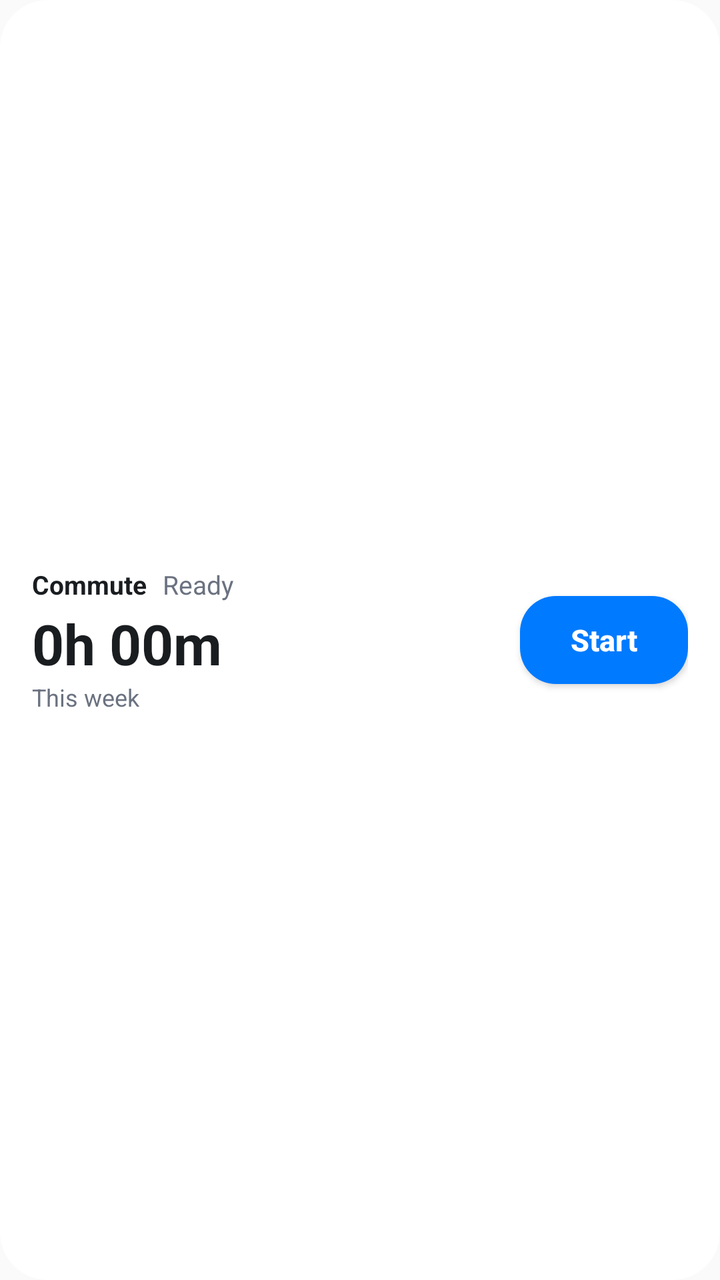
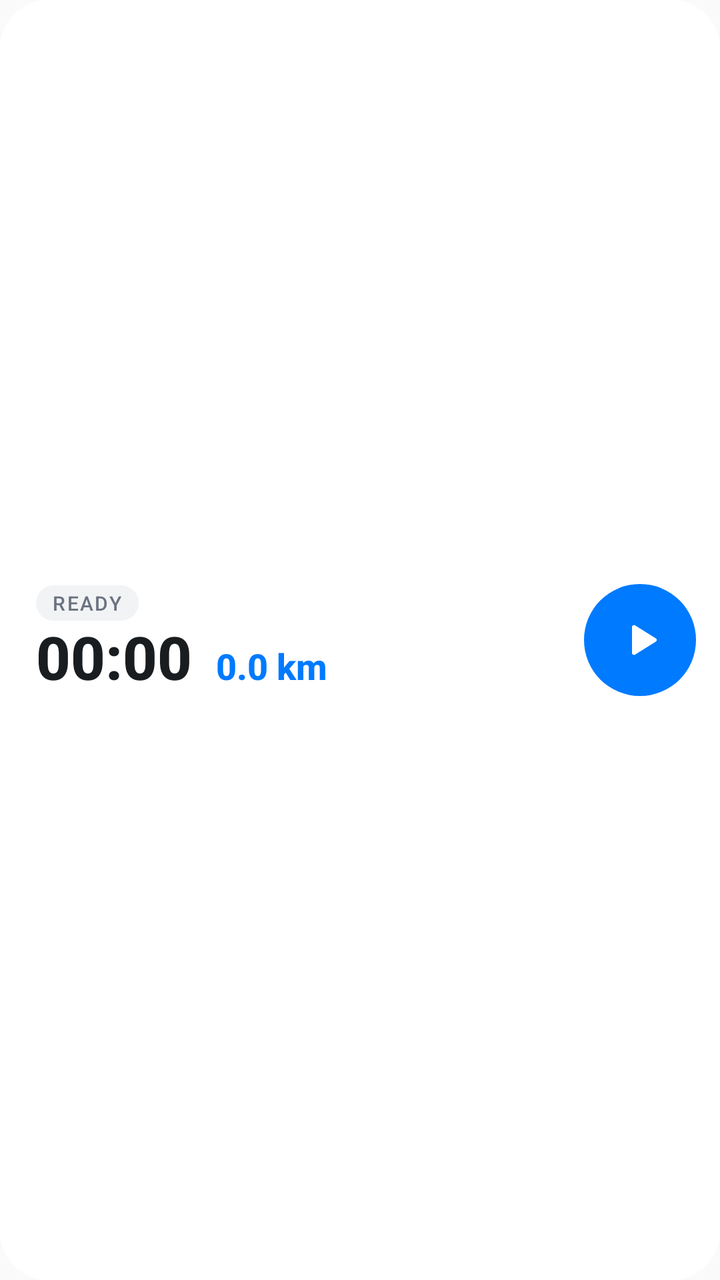

Before-and-after screenshots of an Android layout around one commit, followed by the original layout XML and the change that was made.
<!-- AndroidManifest.xml: application theme AppTheme -->
<!-- res/layout/widget_commute.xml -->
<?xml version="1.0" encoding="utf-8"?>
<LinearLayout xmlns:android="http://schemas.android.com/apk/res/android"
    android:id="@+id/widget_root"
    android:layout_width="match_parent"
    android:layout_height="match_parent"
    android:background="@drawable/widget_background"
    android:orientation="horizontal"
    android:gravity="center_vertical"
    android:padding="16dp">

    <LinearLayout
        android:layout_width="0dp"
        android:layout_height="wrap_content"
        android:layout_weight="1"
        android:orientation="vertical">

        <LinearLayout
            android:layout_width="wrap_content"
            android:layout_height="wrap_content"
            android:orientation="horizontal">

            <TextView
                android:layout_width="wrap_content"
                android:layout_height="wrap_content"
                android:text="Commute"
                android:textColor="@color/widget_text_primary"
                android:textSize="13sp"
                android:textStyle="bold" />

            <TextView
                android:id="@+id/widget_status"
                android:layout_width="wrap_content"
                android:layout_height="wrap_content"
                android:layout_marginStart="8dp"
                android:text="Ready"
                android:textColor="@color/widget_text_secondary"
                android:textSize="13sp" />
        </LinearLayout>

        <TextView
            android:id="@+id/widget_week_total"
            android:layout_width="wrap_content"
            android:layout_height="wrap_content"
            android:layout_marginTop="2dp"
            android:text="0h 00m"
            android:textColor="@color/widget_text_primary"
            android:textSize="28sp"
            android:textStyle="bold" />

        <Chronometer
            android:id="@+id/widget_timer"
            android:layout_width="wrap_content"
            android:layout_height="wrap_content"
            android:layout_marginTop="2dp"
            android:textColor="@color/widget_text_primary"
            android:textSize="28sp"
            android:textStyle="bold"
            android:visibility="gone" />

        <TextView
            android:id="@+id/widget_caption"
            android:layout_width="wrap_content"
            android:layout_height="wrap_content"
            android:text="This week"
            android:textColor="@color/widget_text_secondary"
            android:textSize="12sp" />

        <TextView
            android:id="@+id/widget_last_trip"
            android:layout_width="wrap_content"
            android:layout_height="wrap_content"
            android:layout_marginTop="4dp"
            android:maxLines="1"
            android:ellipsize="end"
            android:textColor="@color/widget_text_secondary"
            android:textSize="12sp"
            android:visibility="gone" />
    </LinearLayout>

    <Button
        android:id="@+id/widget_button"
        android:layout_width="wrap_content"
        android:layout_height="44dp"
        android:layout_marginStart="12dp"
        android:background="@drawable/widget_button_start"
        android:minWidth="84dp"
        android:paddingStart="18dp"
        android:paddingEnd="18dp"
        android:text="Start"
        android:textAllCaps="false"
        android:textColor="#FFFFFF"
        android:textSize="15sp"
        android:textStyle="bold" />
</LinearLayout>
<!-- resources referenced by this layout -->
<resources>
  <color name="widget_text_primary">#1A1D20</color>
  <color name="widget_text_secondary">#6B7280</color>
  <!-- drawable widget_background (drawable) -->
  <?xml version="1.0" encoding="utf-8"?>
  <shape xmlns:android="http://schemas.android.com/apk/res/android" android:shape="rectangle">
      <solid android:color="@color/widget_background" />
      <corners android:radius="24dp" />
  </shape>
  <!-- drawable widget_button_start (drawable) -->
  <?xml version="1.0" encoding="utf-8"?>
  <shape xmlns:android="http://schemas.android.com/apk/res/android" android:shape="rectangle">
      <solid android:color="@color/widget_accent" />
      <corners android:radius="18dp" />
  </shape>
  <style name="AppTheme" parent="Theme.AppCompat.Light.DarkActionBar">
          
          <item name="colorPrimary">@color/colorPrimary</item>
          <item name="colorPrimaryDark">@color/colorPrimaryDark</item>
          <item name="colorAccent">@color/colorAccent</item>
      </style>
  <color name="widget_background">#FFFFFF</color>
  <color name="widget_accent">#007AFF</color>
</resources>

<!-- the commit's change to res/layout/widget_commute.xml (unified diff, before → after) -->
@@ -1,12 +1,15 @@
 <?xml version="1.0" encoding="utf-8"?>
 <LinearLayout xmlns:android="http://schemas.android.com/apk/res/android"
-    android:id="@+id/widget_root"
+    android:id="@android:id/background"
     android:layout_width="match_parent"
     android:layout_height="match_parent"
     android:background="@drawable/widget_background"
+    android:gravity="center_vertical"
     android:orientation="horizontal"
-    android:gravity="center_vertical"
-    android:padding="16dp">
+    android:paddingStart="18dp"
+    android:paddingEnd="12dp"
+    android:paddingTop="10dp"
+    android:paddingBottom="10dp">
 
     <LinearLayout
         android:layout_width="0dp"
@@ -14,81 +17,78 @@
         android:layout_weight="1"
         android:orientation="vertical">
 
+        <TextView
+            android:id="@+id/widget_status"
+            android:layout_width="wrap_content"
+            android:layout_height="wrap_content"
+            android:background="@drawable/widget_pill"
+            android:fontFamily="sans-serif-medium"
+            android:letterSpacing="0.08"
+            android:paddingStart="8dp"
+            android:paddingEnd="8dp"
+            android:paddingTop="2dp"
+            android:paddingBottom="2dp"
+            android:text="READY"
+            android:textColor="@color/widget_text_secondary"
+            android:textSize="10sp" />
+
         <LinearLayout
             android:layout_width="wrap_content"
             android:layout_height="wrap_content"
+            android:layout_marginTop="2dp"
+            android:baselineAligned="true"
             android:orientation="horizontal">
 
-            <TextView
+            
+            <Chronometer
+                android:id="@+id/widget_timer"
                 android:layout_width="wrap_content"
                 android:layout_height="wrap_content"
-                android:text="Commute"
+                android:fontFamily="sans-serif-medium"
+                android:includeFontPadding="false"
                 android:textColor="@color/widget_text_primary"
-                android:textSize="13sp"
+                android:textSize="30sp"
+                android:textStyle="bold"
+                android:visibility="gone" />
+
+            <TextView
+                android:id="@+id/widget_time"
+                android:layout_width="wrap_content"
+                android:layout_height="wrap_content"
+                android:fontFamily="sans-serif-medium"
+                android:includeFontPadding="false"
+                android:text="00:00"
+                android:textColor="@color/widget_text_primary"
+                android:textSize="30sp"
                 android:textStyle="bold" />
 
             <TextView
-                android:id="@+id/widget_status"
+                android:id="@+id/widget_distance"
                 android:layout_width="wrap_content"
                 android:layout_height="wrap_content"
-                android:layout_marginStart="8dp"
-                android:text="Ready"
-                android:textColor="@color/widget_text_secondary"
-                android:textSize="13sp" />
+                android:layout_marginStart="12dp"
+                android:fontFamily="sans-serif-medium"
+                android:includeFontPadding="false"
+                android:text="0.0 km"
+                android:textColor="@color/widget_accent"
+                android:textSize="18sp"
+                android:textStyle="bold" />
         </LinearLayout>
-
-        <TextView
-            android:id="@+id/widget_week_total"
-            android:layout_width="wrap_content"
-            android:layout_height="wrap_content"
-            android:layout_marginTop="2dp"
-            android:text="0h 00m"
-            android:textColor="@color/widget_text_primary"
-            android:textSize="28sp"
-            android:textStyle="bold" />
-
-        <Chronometer
-            android:id="@+id/widget_timer"
-            android:layout_width="wrap_content"
-            android:layout_height="wrap_content"
-            android:layout_marginTop="2dp"
-            android:textColor="@color/widget_text_primary"
-            android:textSize="28sp"
-            android:textStyle="bold"
-            android:visibility="gone" />
-
-        <TextView
-            android:id="@+id/widget_caption"
-            android:layout_width="wrap_content"
-            android:layout_height="wrap_content"
-            android:text="This week"
-            android:textColor="@color/widget_text_secondary"
-            android:textSize="12sp" />
-
-        <TextView
-            android:id="@+id/widget_last_trip"
-            android:layout_width="wrap_content"
-            android:layout_height="wrap_content"
-            android:layout_marginTop="4dp"
-            android:maxLines="1"
-            android:ellipsize="end"
-            android:textColor="@color/widget_text_secondary"
-            android:textSize="12sp"
-            android:visibility="gone" />
     </LinearLayout>
 
-    <Button
+    <FrameLayout
         android:id="@+id/widget_button"
-        android:layout_width="wrap_content"
-        android:layout_height="44dp"
-        android:layout_marginStart="12dp"
+        android:layout_width="56dp"
+        android:layout_height="56dp"
         android:background="@drawable/widget_button_start"
-        android:minWidth="84dp"
-        android:paddingStart="18dp"
-        android:paddingEnd="18dp"
-        android:text="Start"
-        android:textAllCaps="false"
-        android:textColor="#FFFFFF"
-        android:textSize="15sp"
-        android:textStyle="bold" />
+        android:contentDescription="Start tracking">
+
+        <ImageView
+            android:id="@+id/widget_button_icon"
+            android:layout_width="24dp"
+            android:layout_height="24dp"
+            android:layout_gravity="center"
+            android:importantForAccessibility="no"
+            android:src="@drawable/ic_widget_play" />
+    </FrameLayout>
 </LinearLayout>
<!-- resource entries referenced after the edit -->
@@ -1,7 +1,17 @@
 <!-- resources referenced by this layout -->
 <resources>
+  <color name="widget_accent">#007AFF</color>
   <color name="widget_text_primary">#1A1D20</color>
   <color name="widget_text_secondary">#6B7280</color>
+  <!-- drawable ic_widget_play (drawable) -->
+  <?xml version="1.0" encoding="utf-8"?>
+  <vector xmlns:android="http://schemas.android.com/apk/res/android"
+      android:width="24dp"
+      android:height="24dp"
+      android:viewportWidth="24"
+      android:viewportHeight="24">
+      <path android:fillColor="#FFFFFFFF" android:pathData="M8,5.5v13a1,1 0,0 0,1.5 0.86l10.4,-6.5a1,1 0,0 0,0 -1.72L9.5,4.64A1,1 0,0 0,8 5.5z" />
+  </vector>
   <!-- drawable widget_background (drawable) -->
   <?xml version="1.0" encoding="utf-8"?>
   <shape xmlns:android="http://schemas.android.com/apk/res/android" android:shape="rectangle">
@@ -10,9 +20,14 @@
   </shape>
   <!-- drawable widget_button_start (drawable) -->
   <?xml version="1.0" encoding="utf-8"?>
+  <shape xmlns:android="http://schemas.android.com/apk/res/android" android:shape="oval">
+      <solid android:color="@color/widget_accent" />
+  </shape>
+  <!-- drawable widget_pill (drawable) -->
+  <?xml version="1.0" encoding="utf-8"?>
   <shape xmlns:android="http://schemas.android.com/apk/res/android" android:shape="rectangle">
-      <solid android:color="@color/widget_accent" />
-      <corners android:radius="18dp" />
+      <solid android:color="@color/widget_pill" />
+      <corners android:radius="999dp" />
   </shape>
   <style name="AppTheme" parent="Theme.AppCompat.Light.DarkActionBar">
           
@@ -21,6 +36,6 @@
           <item name="colorAccent">@color/colorAccent</item>
       </style>
   <color name="widget_background">#FFFFFF</color>
-  <color name="widget_accent">#007AFF</color>
+  <color name="widget_pill">#F1F3F5</color>
 </resources>
 
